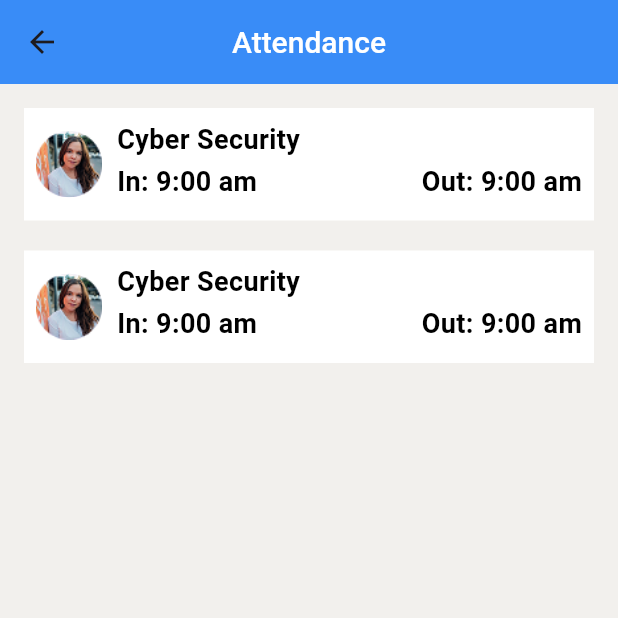
After one commit to Eslam-mahmou/graduation_project, a Flutter app: the AttendanceScreen screen opened by its route, on a phone screen of 412 x 824 dp, the top half of it. The commit adds this screen. Run offline on Flutter 3.47's test engine with Material 3 defaults, Android fonts, the phone set to English and light mode, and no system bars; our stand-ins replace dartz, dio, flutter_bloc, flutter_easyloading, google_fonts, shared_preferences; accounts and stored records are empty.

Commit message:
- add courses_screen. - add attendance_screen.

```diff
--- a/lib/core/Utils/colors_manager.dart
+++ b/lib/core/Utils/colors_manager.dart
@@ -6,6 +6,9 @@ static const Color blackColor=Color(0xff000000);
 static const Color  cayn= Color(0xff398CF7);
 static const Color  darkBlue= Color(0xff0052BD);
 static const Color  gray= Color(0xff6C7279);
+static const Color  brown= Color(0xffF2F0ED);
+
+
 
 
 }
--- a/lib/core/routes_manager/page_routes.dart
+++ b/lib/core/routes_manager/page_routes.dart
@@ -1,3 +1,6 @@
 class PagesRoutes{
 static const String login="/login";
+static const String event="/event";
+static const String attendance="/attendance";
+
 }
--- /dev/null
+++ b/lib/login/presentation/attendance_screen.dart
@@ -0,0 +1,189 @@
+import 'package:flutter/material.dart';
+import 'package:google_fonts/google_fonts.dart';
+import 'package:graduation_project/core/Utils/colors_manager.dart';
+import 'package:graduation_project/core/Utils/font_manager.dart';
+
+class AttendanceScreen extends StatelessWidget {
+  const AttendanceScreen({super.key});
+
+  @override
+  Widget build(BuildContext context) {
+    return Scaffold(
+      backgroundColor: ColorsManager.brown,
+      appBar: AppBar(
+        centerTitle: true,
+        title: Text(
+          'Attendance' ,
+          style: GoogleFonts.roboto(
+              textStyle:
+              TextStyle(
+                color: ColorsManager.whiteColor,
+                fontSize: FontSize.s20,
+                fontWeight: FontWeightManager.medium,
+
+              )
+          ),
+
+        ),
+        backgroundColor: ColorsManager.cayn,
+      ),
+      body: Padding(
+        padding: const EdgeInsets.all(16.0),
+        child: Column(
+          children: [
+              Container(
+                height: 75,
+                width: double.infinity,
+                decoration: BoxDecoration(
+                  color: ColorsManager.whiteColor,
+
+                ),
+                child: Padding(
+                  padding: const EdgeInsets.all(8.0),
+                  child: Row(
+                    children: [
+                      CircleAvatar(
+                        radius: 22,
+                        child: Image.asset('assets/images/profilePhoto.png'),
+                      ),
+                      SizedBox(width: 10,),
+
+
+                      Expanded(
+                        child: Column(
+
+                          children: [
+                            Column(
+                              crossAxisAlignment: CrossAxisAlignment.start,
+                              children: [
+                                Text('Cyber Security',
+                                  style: GoogleFonts.roboto(
+                                    textStyle:  TextStyle(
+                                      color: ColorsManager.blackColor,
+                                      fontSize: FontSize.s18,
+                                      fontWeight: FontWeightManager.semiBold,
+
+                                    ),
+                                  ),
+
+                                ),
+
+
+                                SizedBox(height: 2,),
+                                Row(
+                                  mainAxisAlignment: MainAxisAlignment.spaceBetween,
+                                  children: [
+                                    Text('In: 9:00 am',
+                                      style:GoogleFonts.roboto(
+                                        textStyle:  TextStyle(
+                                          color: ColorsManager.blackColor,
+                                          fontSize: FontSize.s18,
+                                          fontWeight: FontWeightManager.semiBold,
+
+                                        ),
+                                      ),
+                                    ),
+                                    Text('Out: 9:00 am',
+                                      style: GoogleFonts.roboto(
+                                        textStyle:  TextStyle(
+                                          color: ColorsManager.blackColor,
+                                          fontSize: FontSize.s18,
+                                          fontWeight: FontWeightManager.semiBold,
+
+                                        ),
+                                      ),
+                                    ),
+
+                                  ],)
+
+                              ],
+                            ),
+                          ],
+                        ),
+                      )
+                    ],
+                  ),
+                ),
+              ),
+            SizedBox(height: 20,),
+            Container(
+              height: 75,
+              width: double.infinity,
+              decoration: BoxDecoration(
+                color: ColorsManager.whiteColor,
+
+              ),
+              child: Padding(
+                padding: const EdgeInsets.all(8.0),
+                child: Row(
+                  children: [
+                    CircleAvatar(
+                      radius: 22,
+                      child: Image.asset('assets/images/profilePhoto.png'),
+                    ),
+                    SizedBox(width: 10,),
+
+
+                    Expanded(
+                      child: Column(
+
+                        children: [
+                          Column(
+                            crossAxisAlignment: CrossAxisAlignment.start,
+                            children: [
+                              Text('Cyber Security',
+                                style: GoogleFonts.roboto(
+                                  textStyle:  TextStyle(
+                                    color: ColorsManager.blackColor,
+                                    fontSize: FontSize.s18,
+                                    fontWeight: FontWeightManager.semiBold,
+
+                                  ),
+                                ),
+
+                              ),
+
+
+                              SizedBox(height: 2,),
+                              Row(
+                                mainAxisAlignment: MainAxisAlignment.spaceBetween,
+                                children: [
+                                  Text('In: 9:00 am',
+                                    style:GoogleFonts.roboto(
+                                      textStyle:  TextStyle(
+                                        color: ColorsManager.blackColor,
+                                        fontSize: FontSize.s18,
+                                        fontWeight: FontWeightManager.semiBold,
+
+                                      ),
+                                    ),
+                                  ),
+                                  Text('Out: 9:00 am',
+                                    style: GoogleFonts.roboto(
+                                      textStyle:  TextStyle(
+                                        color: ColorsManager.blackColor,
+                                        fontSize: FontSize.s18,
+                                        fontWeight: FontWeightManager.semiBold,
+
+                                      ),
+                                    ),
+                                  ),
+
+                                ],)
+
+                            ],
+                          ),
+                        ],
+                      ),
+                    )
+                  ],
+                ),
+              ),
+            ),
+
+          ],
+        ),
+      ),
+    );
+  }
+}
--- a/lib/main.dart
+++ b/lib/main.dart
@@ -1,4 +1,7 @@
 import 'package:flutter/material.dart';
+import 'package:graduation_project/core/routes_manager/page_routes.dart';
+import 'package:graduation_project/login/presentation/attendance_screen.dart';
+import 'package:graduation_project/login/presentation/courses_screen.dart';
 import 'package:graduation_project/login/presentation/login_screen.dart';
 import 'package:graduation_project/login/presentation/subject_screen.dart';
 
@@ -17,6 +20,8 @@ class AttendanceApp extends StatelessWidget {
       routes: {
         LoginScreen.loginScreen:(_)=> LoginScreen(),
         SubjectScreen.subject:(_)=> SubjectScreen(),
+        PagesRoutes.attendance:(_)=> AttendanceScreen(),
+       // PagesRoutes.event: (_)=> EventScreen(),
       },
     );
   }
```
Also changed, not shown: lib/core/routes_manager/routes_generator.dart (+16 -0 lines), lib/login/presentation/courses_screen.dart (added, +149 -0 lines), lib/login/presentation/subject_screen.dart (+9 -7 lines).
